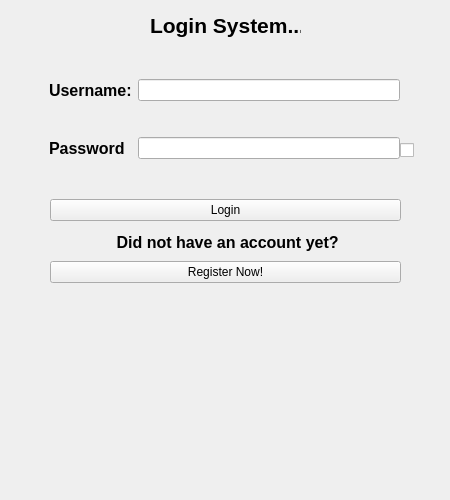
Before: the Qt Designer form BankManagement_Extra/Forms/mainwindow.ui in SamDukJin/OOP_Proj-new-, drawn with Qt 5.
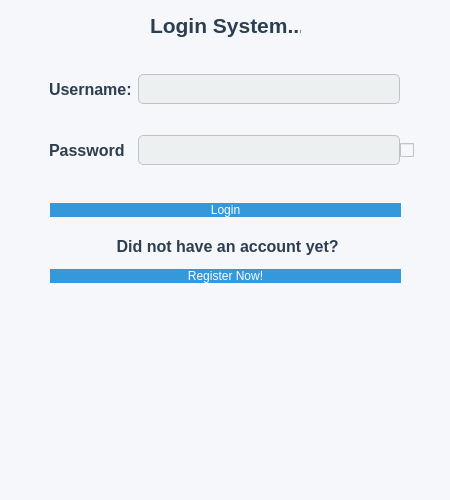
After: the same form once the commit is applied.

Patch:
```diff
--- a/BankManagement_Extra/Forms/mainwindow.ui
+++ b/BankManagement_Extra/Forms/mainwindow.ui
@@ -13,7 +13,25 @@
   <property name="windowTitle">
    <string>MainWindow</string>
   </property>
+  <property name="styleSheet">
+   <string notr="true">QDialog{
+background-color: #f5f7f5
+}
+QMessageBox {
+    color: #2c3e50; /* Dark blue-gray color for text */
+    background-color: #ecf0f1; /* Light gray background for the message box */
+}
+
+QMessageBox QLabel {
+    color: #2c3e50; /* Ensure QLabel within QMessageBox also has the dark text color */
+}</string>
+  </property>
   <widget class="QWidget" name="centralwidget">
+   <property name="styleSheet">
+    <string notr="true">QWidget{
+background-color: #f5f7fa
+}</string>
+   </property>
    <widget class="QWidget" name="gridLayoutWidget">
     <property name="geometry">
      <rect>
@@ -32,6 +50,12 @@
          <bold>true</bold>
         </font>
        </property>
+       <property name="styleSheet">
+        <string notr="true">QLabel {
+    color: #2c3e50;
+    font-weight: bold;
+}</string>
+       </property>
        <property name="text">
         <string>Username:</string>
        </property>
@@ -45,16 +69,44 @@
          <bold>true</bold>
         </font>
        </property>
+       <property name="styleSheet">
+        <string notr="true">QLabel {
+    color: #2c3e50;
+    font-weight: bold;
+}</string>
+       </property>
        <property name="text">
         <string>Password</string>
        </property>
       </widget>
      </item>
      <item row="0" column="1">
-      <widget class="QLineEdit" name="Usnam_inp"/>
+      <widget class="QLineEdit" name="Usnam_inp">
+       <property name="styleSheet">
+        <string notr="true">QLineEdit {
+    background-color: #ecf0f1;
+    border: 1px solid #bdc3c7;
+    border-radius: 5px;
+    padding: 5px;
+    font-size: 14px;
+	color: #2c3e50;	
+}</string>
+       </property>
+      </widget>
      </item>
      <item row="1" column="1">
-      <widget class="QLineEdit" name="Pswrd_inp"/>
+      <widget class="QLineEdit" name="Pswrd_inp">
+       <property name="styleSheet">
+        <string notr="true">QLineEdit {
+    background-color: #ecf0f1;
+    border: 1px solid #bdc3c7;
+    border-radius: 5px;
+    padding: 5px;
+    font-size: 14px;
+	color: #2c3e50;	
+}</string>
+       </property>
+      </widget>
      </item>
     </layout>
    </widget>
@@ -70,6 +122,22 @@
     <layout class="QGridLayout" name="gridLayout_4">
      <item row="0" column="0" alignment="Qt::AlignmentFlag::AlignVCenter">
       <widget class="QPushButton" name="LoginBtn">
+       <property name="styleSheet">
+        <string notr="true">QPushButton {
+    background-color: #3498db;
+    color: white;
+    border: none;
+    border-radius: 10px;
+}
+
+QPushButton:hover {
+    background-color: #2980b9;
+}
+
+QPushButton:pressed {
+    background-color: #1c5985;
+}</string>
+       </property>
        <property name="text">
         <string>Login</string>
        </property>
@@ -92,6 +160,12 @@
       <bold>true</bold>
      </font>
     </property>
+    <property name="styleSheet">
+     <string notr="true">QLabel {
+    color: #2c3e50;  
+    font-weight: bold;
+}</string>
+    </property>
     <property name="text">
      <string>Login System...</string>
     </property>
@@ -108,6 +182,22 @@
     <layout class="QGridLayout" name="gridLayout_5">
      <item row="1" column="0">
       <widget class="QPushButton" name="RegisterBtn_2">
+       <property name="styleSheet">
+        <string notr="true">QPushButton {
+    background-color: #3498db;
+    color: white;
+    border: none;
+    border-radius: 10px;
+}
+
+QPushButton:hover {
+    background-color: #2980b9;
+}
+
+QPushButton:pressed {
+    background-color: #1c5985;
+}</string>
+       </property>
        <property name="text">
         <string>Register Now!</string>
        </property>
@@ -121,6 +211,12 @@
          <bold>true</bold>
         </font>
        </property>
+       <property name="styleSheet">
+        <string notr="true">QLabel {
+    color: #2c3e50; 
+    font-weight: bold;
+}</string>
+       </property>
        <property name="text">
         <string>               Did not have an account yet? </string>
        </property>
```
